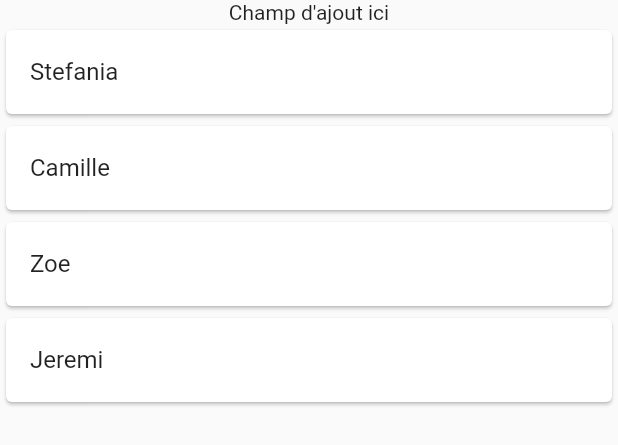
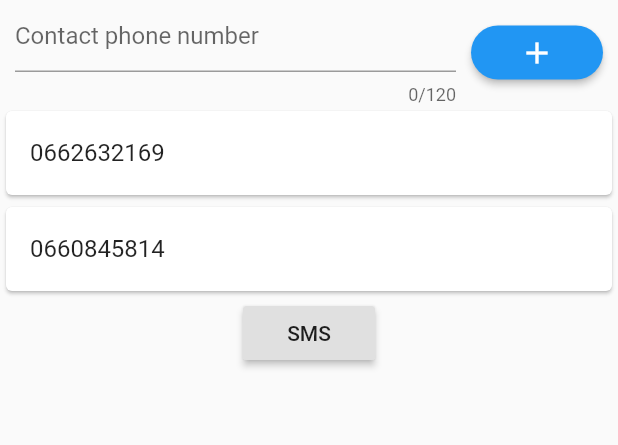
Before and after one commit to AmiralBl3ndic/wayhome-app, a Flutter app: the ContactManager widget shown alone on an empty page, opened directly, on a phone screen of 412 x 824 dp. Shown: the top 445 px of the screen. Run offline on Flutter 3.47's test engine with Material 2 defaults, Android fonts, the phone set to English and light mode, and no system bars; our stand-ins replace geolocator; missing offline and left inert: flutter_sms.

Commit message:
Make SMS sender work

```diff
--- /dev/null
+++ b/lib/components/contact_form.dart
@@ -0,0 +1,54 @@
+import 'package:flutter/material.dart';
+
+import '../models/contact.dart';
+
+/// Form to add a new contact to the list
+class ContactForm extends StatelessWidget {
+
+  final Function onSubmit;
+
+  final TextEditingController inputController = TextEditingController();
+
+
+  ContactForm({Key key, @required this.onSubmit}) : super(key: key);
+
+  @override
+  Widget build(BuildContext context) {
+    return Container(
+      padding: EdgeInsets.symmetric(horizontal: 10),
+      child: Row(
+        mainAxisAlignment: MainAxisAlignment.spaceBetween,
+
+        children: <Widget>[
+          Flexible(
+            child: Container(
+              padding: EdgeInsets.only(right: 10),
+              child: TextField(
+                keyboardType: TextInputType.number,
+                controller: inputController,
+                autocorrect: true,
+                autofocus: false,
+                maxLength: 120,
+                maxLengthEnforced: true,
+                decoration: InputDecoration(
+                  hintText: "Contact phone number"
+                ),
+              ),
+            )
+          ),
+
+          RaisedButton(
+            child: Icon(Icons.add, color: Theme.of(context).accentIconTheme.color),
+            onPressed: () {
+              String phoneNumber = inputController.text;
+
+              onSubmit(Contact(picture: null, name: phoneNumber));
+            },
+            color: Theme.of(context).primaryColor,
+            shape: RoundedRectangleBorder(borderRadius: BorderRadius.circular(90)),
+          )
+        ],
+      ),
+    );
+  }
+}
--- a/lib/components/contact_manager.dart
+++ b/lib/components/contact_manager.dart
@@ -1,8 +1,10 @@
 import 'dart:math';
 
 import 'package:flutter/material.dart';
+import 'package:flutter_sms/flutter_sms.dart';
 
 import './contact_list.dart';
+import './contact_form.dart';
 
 import '../models/contact.dart';
 
@@ -37,8 +39,13 @@ class _ContactManagerState extends State<ContactManager> {
     return Expanded(
       child: Column(
         children: <Widget>[
-          Text("Champ d'ajout ici"),
-          ContactList(contacts: _contactList, deletionHandler: _confirmDelete)
+          ContactForm(onSubmit: _addContact,),
+
+          ContactList(contacts: _contactList, deletionHandler: _confirmDelete),
+          RaisedButton(child: Text("SMS"),
+          onPressed: (){
+            this._sendSMS("Je suis arrivé !", this._contactList);
+          },)
         ],
       )
     );
@@ -74,7 +81,7 @@ class _ContactManagerState extends State<ContactManager> {
   void _addContact(Contact contact) {
     setState(() {
       int sizeBefore = _contactList.length;
-      _contactList.add(contact);
+      _contactList.insert(0, contact);
 
       if(_contactList.length == sizeBefore + 1) {
         debugPrint("Added contact with id #${contact.id}");
@@ -84,7 +91,7 @@ class _ContactManagerState extends State<ContactManager> {
     });
   }
 
-
+  ///Print a confirmation message dialog
   Future<void> _confirmDelete(int contactId) async {
     return showDialog<void>(
       context: context,
@@ -120,4 +127,19 @@ class _ContactManagerState extends State<ContactManager> {
     );
   }
 
+  void _sendSMS(String message, List<Contact> contacts) async {
+    List<String> recipients = new List<String>();
+
+    for (Contact c in contacts) {
+      recipients.add(c.name);
+    }
+
+  String _result = await FlutterSms
+          .sendSMS(message: message, recipients: recipients)
+          .catchError((onError) {
+        print(onError);
+      });
+    //print(_result);
+  }
+
 }
--- a/lib/pages/home_page.dart
+++ b/lib/pages/home_page.dart
@@ -1,4 +1,5 @@
 import 'package:flutter/material.dart';
+
 
 class HomePage extends StatefulWidget {
   HomePage({Key key}) : super(key: key);
--- a/lib/pages/settings_page.dart
+++ b/lib/pages/settings_page.dart
@@ -15,10 +15,8 @@ class SettingsPage extends StatelessWidget {
       children: <Widget>[
         ContactManager(
           initialContacts: List.from([
-            Contact(picture: null, name: "Stefania"),
-            Contact(picture: null, name: "Camille"),
-            Contact(picture: null, name: "Zoe"),
-            Contact(picture: null, name: "Jeremi"),
+            Contact(picture: null, name: "0662632169"),
+            Contact(picture: null, name: "0660845814"),
           ]),
         ),
       ],
--- a/pubspec.yaml
+++ b/pubspec.yaml
@@ -24,6 +24,7 @@ dependencies:
 
   geolocator: '^3.0.1'
 
+  flutter_sms: '^1.0.0'
 
 dev_dependencies:
   flutter_test:
```
Also changed, not shown: pubspec.lock.
